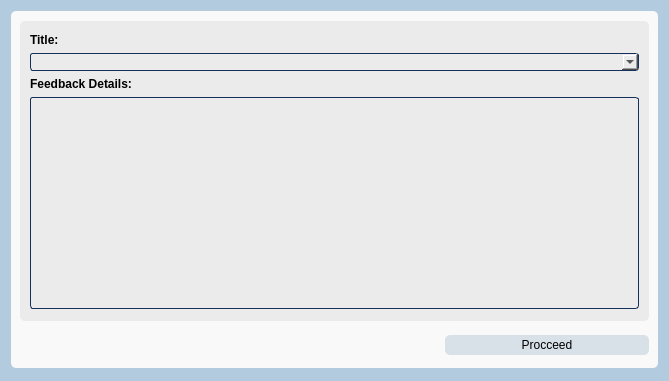
maeven-tapa/cpet8_group8_workspace, file EALS UI/v0.4/feedback.ui: the form before one commit.
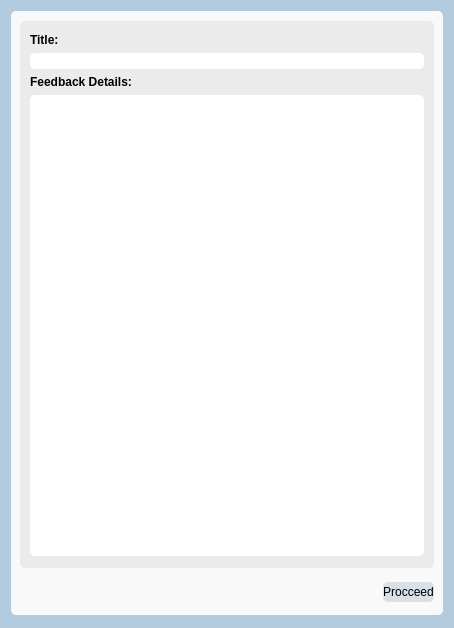
The form after the commit.

```diff
--- a/EALS UI/v0.4/feedback.ui
+++ b/EALS UI/v0.4/feedback.ui
@@ -6,8 +6,8 @@
    <rect>
     <x>0</x>
     <y>0</y>
-    <width>669</width>
-    <height>381</height>
+    <width>454</width>
+    <height>628</height>
    </rect>
   </property>
   <property name="sizePolicy">
@@ -70,7 +70,7 @@
          <string notr="true">background-color: rgb(235, 235, 235);
 border-radius: 5px;</string>
         </property>
-        <layout class="QVBoxLayout" name="verticalLayout" stretch="0,0,0,1">
+        <layout class="QVBoxLayout" name="verticalLayout" stretch="0,0,0,0">
          <property name="leftMargin">
           <number>10</number>
          </property>
@@ -96,10 +96,9 @@
           </widget>
          </item>
          <item>
-          <widget class="QComboBox" name="comboBox">
+          <widget class="QLineEdit" name="lineEdit">
            <property name="styleSheet">
-            <string notr="true">border: 1px solid #15305b;
-border-radius: 3px;</string>
+            <string notr="true">background-color: rgb(255, 255, 255);</string>
            </property>
           </widget>
          </item>
@@ -116,23 +115,12 @@
           </widget>
          </item>
          <item>
-          <widget class="QLineEdit" name="feedback_details_box">
-           <property name="sizePolicy">
-            <sizepolicy hsizetype="Expanding" vsizetype="Expanding">
-             <horstretch>0</horstretch>
-             <verstretch>0</verstretch>
-            </sizepolicy>
-           </property>
+          <widget class="QPlainTextEdit" name="plainTextEdit">
            <property name="styleSheet">
-            <string notr="true">background-color: rgb(235, 235, 235);
-border: 1px solid #15305b;
-border-radius: 3px;</string>
+            <string notr="true">background-color: rgb(255, 255, 255);</string>
            </property>
-           <property name="echoMode">
-            <enum>QLineEdit::EchoMode::Password</enum>
-           </property>
-           <property name="clearButtonEnabled">
-            <bool>true</bool>
+           <property name="frameShape">
+            <enum>QFrame::Shape::StyledPanel</enum>
            </property>
           </widget>
          </item>
```
